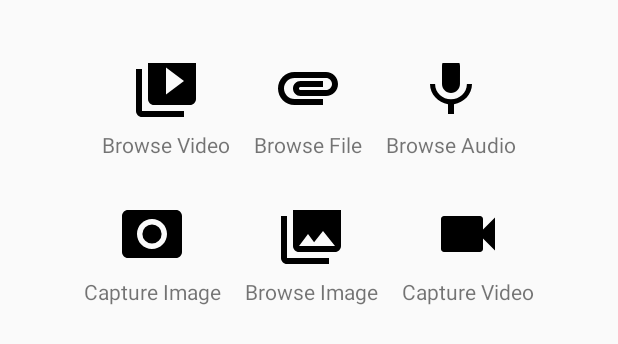
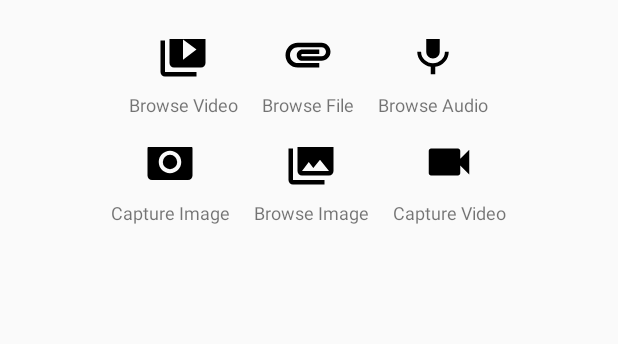
Before and after one commit to JalalJanKhan3336/JKMediaPicker, an Android app: the layout fragment_jkmedia_picker_option_dialog.xml on its own in the app's theme, with its tools: preview values and no code run, on a phone screen of 412 x 824 dp. Shown: the top 344 px of the screen. Run offline under Robolectric (Android 15) with nearby library versions, the phone set to English and light mode, and no system bars.

Commit message:
intent result issue fixed

```diff
--- a/jkmediapicker/src/main/java/com/pakistan/jkmediapicker/activity/JKMediaPickerActivity.java
+++ b/jkmediapicker/src/main/java/com/pakistan/jkmediapicker/activity/JKMediaPickerActivity.java
@@ -10,6 +10,9 @@ import androidx.appcompat.app.AppCompatActivity;
 import com.pakistan.jkmediapicker.callback.JKMediaPickerDialogOptionCallback;
 import com.pakistan.jkmediapicker.dialog.JKMediaPickerOptionDialog;
 import com.pakistan.jkmediapicker.callback.JKMediaResultCallback;
+
+import java.util.concurrent.atomic.AtomicBoolean;
+import java.util.concurrent.atomic.AtomicReference;
 
 public class JKMediaPickerActivity extends AppCompatActivity
         implements JKMediaPickerDialogOptionCallback {
@@ -89,12 +92,24 @@ public class JKMediaPickerActivity extends AppCompatActivity
     protected void onActivityResult(int requestCode, int resultCode, @Nullable Intent data) {
         super.onActivityResult(requestCode, resultCode, data);
 
-        if(resultCode == RESULT_OK && data != null)
+        AtomicBoolean flag = new AtomicBoolean(false);
+
+        if(resultCode == RESULT_OK && data != null) {
+            flag.set(true);
+        }
+        else {
+            flag.set(false);
+        }
+
+        if(flag.get()) {
             mJKMediaResultCallback.onMediaIntentResult(requestCode, data);
-        else
+            finish();
+        }
+        else {
             mJKMediaResultCallback.onMediaIntentResult(requestCode, null);
+            finish();
+        }
 
-        finish();
     }
 
 }
--- a/jkmediapicker/src/main/res/layout/fragment_jkmedia_picker_option_dialog.xml
+++ b/jkmediapicker/src/main/res/layout/fragment_jkmedia_picker_option_dialog.xml
@@ -2,10 +2,11 @@
 <LinearLayout
     xmlns:android="http://schemas.android.com/apk/res/android"
     xmlns:tools="http://schemas.android.com/tools"
-    android:layout_width="match_parent"
+    android:layout_width="wrap_content"
     android:layout_height="wrap_content"
     android:layout_margin="16dp"
     android:orientation="vertical"
+    android:layout_gravity="center_horizontal"
     tools:context=".dialog.JKMediaPickerOptionDialog">
 
     <LinearLayout
@@ -13,9 +14,7 @@
         android:layout_height="wrap_content"
         android:orientation="horizontal"
         android:gravity="center_horizontal"
-        android:padding="10dp"
-        android:layout_marginBottom="24dp"
-        android:layout_marginTop="16dp">
+        android:padding="10dp">
 
         <FrameLayout
             android:id="@+id/bro_video_fl"
@@ -24,8 +23,8 @@
 
             <ImageView
                 android:id="@+id/video_by_gallery_iv"
-                android:layout_width="48dp"
-                android:layout_height="48dp"
+                android:layout_width="36dp"
+                android:layout_height="36dp"
                 android:layout_marginBottom="16dp"
                 android:src="@drawable/ic_video_gallery"
                 android:layout_gravity="center"/>
@@ -35,6 +34,7 @@
                 android:layout_width="wrap_content"
                 android:layout_height="wrap_content"
                 android:text="@string/br_vid"
+                android:textSize="12sp"
                 android:layout_gravity="bottom"/>
 
         </FrameLayout>
@@ -47,8 +47,8 @@
 
             <ImageView
                 android:id="@+id/file_by_gallery_iv"
-                android:layout_width="48dp"
-                android:layout_height="48dp"
+                android:layout_width="36dp"
+                android:layout_height="36dp"
                 android:layout_marginBottom="16dp"
                 android:src="@drawable/ic_attachment"
                 android:layout_gravity="center"/>
@@ -58,6 +58,7 @@
                 android:layout_width="wrap_content"
                 android:layout_height="wrap_content"
                 android:text="@string/br_file"
+                android:textSize="12sp"
                 android:layout_gravity="bottom"/>
 
         </FrameLayout>
@@ -70,8 +71,8 @@
 
             <ImageView
                 android:id="@+id/bro_audio_iv"
-                android:layout_width="48dp"
-                android:layout_height="48dp"
+                android:layout_width="36dp"
+                android:layout_height="36dp"
                 android:layout_marginBottom="16dp"
                 android:src="@drawable/ic_mic"
                 android:layout_gravity="center"/>
@@ -81,6 +82,7 @@
                 android:layout_width="wrap_content"
                 android:layout_height="wrap_content"
                 android:text="@string/br_aud"
+                android:textSize="12sp"
                 android:layout_gravity="bottom"/>
 
         </FrameLayout>
@@ -91,6 +93,7 @@
         android:layout_width="match_parent"
         android:layout_height="wrap_content"
         android:orientation="horizontal"
+        android:padding="10dp"
         android:gravity="center_horizontal">
 
         <FrameLayout
@@ -100,8 +103,8 @@
 
             <ImageView
                 android:id="@+id/image_by_camera_iv"
-                android:layout_width="48dp"
-                android:layout_height="48dp"
+                android:layout_width="36dp"
+                android:layout_height="36dp"
                 android:layout_marginBottom="16dp"
                 android:src="@drawable/ic_camera"
                 android:layout_gravity="center"/>
@@ -111,6 +114,7 @@
                 android:layout_width="wrap_content"
                 android:layout_height="wrap_content"
                 android:text="@string/cap_img"
+                android:textSize="12sp"
                 android:layout_gravity="bottom"/>
 
         </FrameLayout>
@@ -123,8 +127,8 @@
 
             <ImageView
                 android:id="@+id/image_by_gallery_iv"
-                android:layout_width="48dp"
-                android:layout_height="48dp"
+                android:layout_width="36dp"
+                android:layout_height="36dp"
                 android:layout_marginBottom="16dp"
                 android:src="@drawable/ic_gallery"
                 android:layout_gravity="center"/>
@@ -134,6 +138,7 @@
                 android:layout_width="wrap_content"
                 android:layout_height="wrap_content"
                 android:text="@string/br_img"
+                android:textSize="12sp"
                 android:layout_gravity="bottom"/>
 
         </FrameLayout>
@@ -146,8 +151,8 @@
 
             <ImageView
                 android:id="@+id/video_by_camera_iv"
-                android:layout_width="48dp"
-                android:layout_height="48dp"
+                android:layout_width="36dp"
+                android:layout_height="36dp"
                 android:layout_marginBottom="16dp"
                 android:src="@drawable/ic_video_camera"
                 android:layout_gravity="center"/>
@@ -157,6 +162,7 @@
                 android:layout_width="wrap_content"
                 android:layout_height="wrap_content"
                 android:text="@string/cap_vid"
+                android:textSize="12sp"
                 android:layout_gravity="bottom"/>
 
         </FrameLayout>
```
